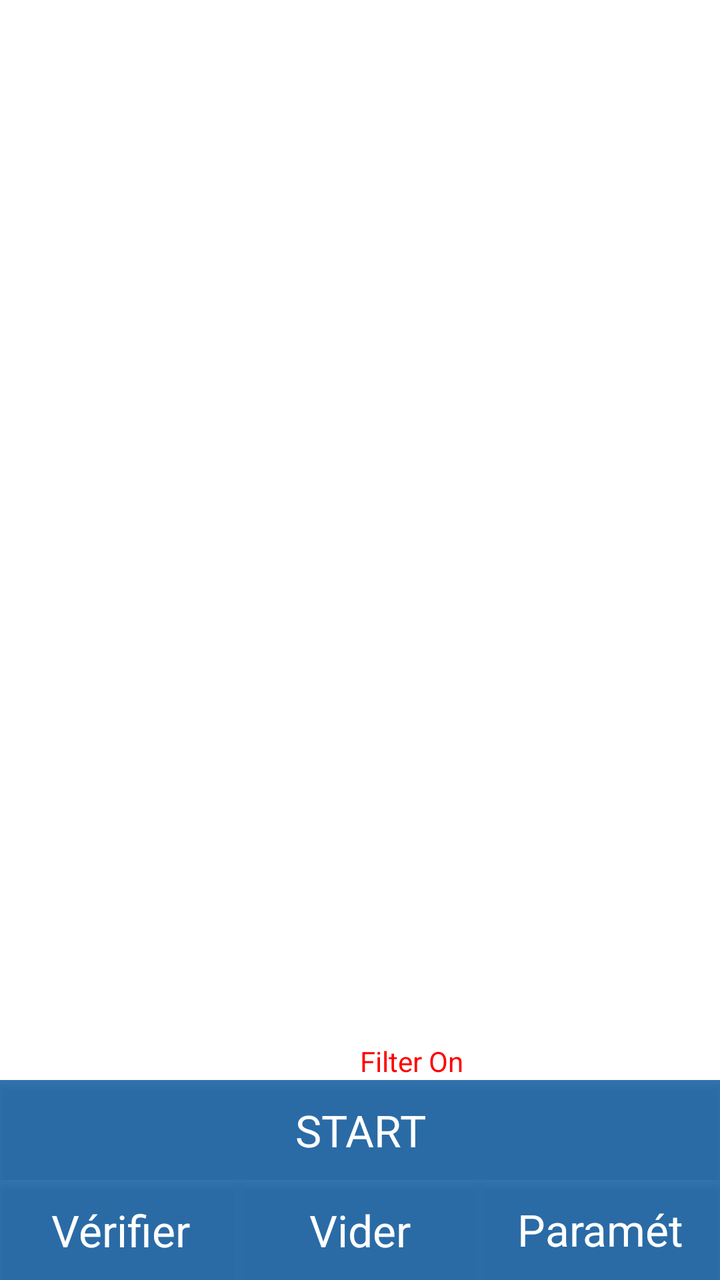
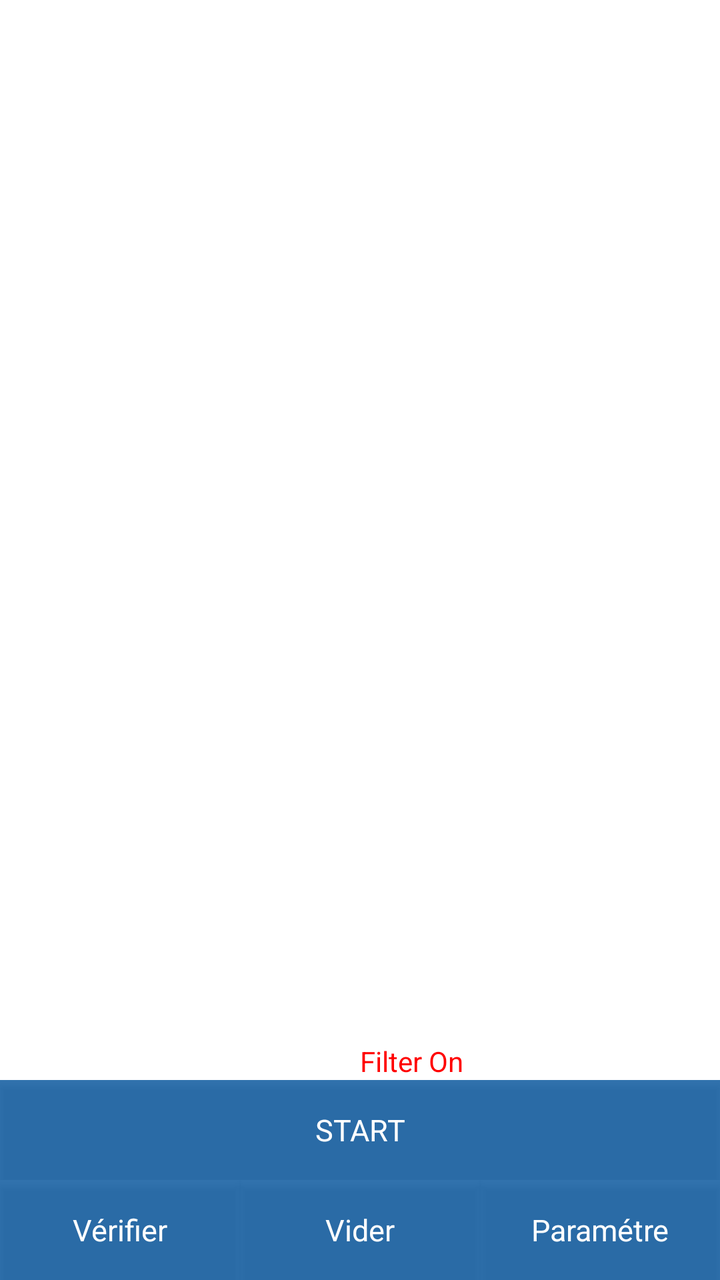

An Android layout rendered at two revisions. The XML below is the earlier revision; the diff shows what the commit changed to produce the second picture.
<!-- AndroidManifest.xml: application theme AppNewTheme -->
<!-- res/layout/fragment_inventory_rfid_multi.xml -->
<LinearLayout xmlns:android="http://schemas.android.com/apk/res/android"
    xmlns:tools="http://schemas.android.com/tools"
    style="@style/base_layout_style"
    android:paddingLeft="0dp"
    android:paddingRight="0dp"
    android:orientation="vertical">

    <LinearLayout
        android:id="@+id/inventoryMultibankSetting"
        android:layout_width="match_parent"
        android:layout_height="wrap_content"
        android:visibility="gone"
        android:paddingLeft="10dp"
        android:paddingRight="10dp"
        android:orientation="vertical">

        <TableRow
            android:layout_width="match_parent"
            android:layout_height="wrap_content">

            <CheckBox
                android:id="@+id/accessInventoryBankTitle1"
                android:layout_width="wrap_content"
                style="@style/style_normal_font"
                android:text="Bank"/>

            <Spinner
                android:id="@+id/accessInventoryBank1"
                android:layout_margin="0dp"
                android:layout_weight="3"
                style="@style/style_default_spinner" />

            <TextView
                android:layout_width="0dp"
                android:layout_weight="1"
                style="@style/style_normal_font"
                android:text="@string/readWriteOffset_title" />

            <EditText
                android:id="@+id/accessInventoryOffset1"
                android:layout_width="0dp"
                android:layout_weight="1"
                android:inputType="numberDecimal"
                android:gravity="center"
                style="@style/style_normal_font"
                android:text="0" />

            <TextView
                android:layout_width="0dp"
                android:layout_weight="1"
                style="@style/style_normal_font"
                android:text="@string/readWriteSize_title" />

            <EditText
                android:id="@+id/accessInventoryLength1"
                android:layout_width="0dp"
                android:layout_weight="1"
                android:inputType="numberDecimal"
                android:gravity="center"
                style="@style/style_normal_font"
                android:text="2" />
        </TableRow>

        <TableRow
            android:layout_width="match_parent"
            android:layout_height="wrap_content">

            <CheckBox
                android:id="@+id/accessInventoryBankTitle2"
                android:layout_width="wrap_content"
                style="@style/style_normal_font"
                android:text="Bank" />

            <Spinner
                android:id="@+id/accessInventoryBank2"
                android:layout_margin="0dp"
                android:layout_weight="3"
                style="@style/style_default_spinner" />

            <TextView
                android:layout_width="0dp"
                android:layout_weight="1"
                style="@style/style_normal_font"
                android:text="@string/readWriteOffset_title" />

            <EditText
                android:id="@+id/accessInventoryOffset2"
                android:layout_width="0dp"
                android:layout_weight="1"
                android:inputType="numberDecimal"
                android:gravity="center"
                style="@style/style_normal_font"
                android:text="0" />

            <TextView
                android:layout_width="0dp"
                android:layout_weight="1"
                style="@style/style_normal_font"
                android:text="@string/readWriteSize_title" />

            <EditText
                android:id="@+id/accessInventoryLength2"
                android:layout_width="0dp"
                android:layout_weight="1"
                android:gravity="center"
                android:inputType="numberDecimal"
                style="@style/style_normal_font"
                android:text="2" />
        </TableRow>
    </LinearLayout>

    <LinearLayout
        android:layout_width="match_parent"
        android:layout_height="0dp"
        android:layout_weight="95"
        android:gravity="center|bottom"
        android:orientation="vertical" >

        <LinearLayout
            android:layout_width="match_parent"
            android:layout_height="wrap_content"
            android:gravity="center|bottom"
            android:orientation="horizontal" >

            <CheckBox
                android:id="@+id/accessInventoryDupElim"
                android:layout_width="0dp"
                android:layout_weight="1"
                android:layout_gravity="center"
                android:visibility="gone"
                style="@style/style_normal_font"
                android:checked="true"
                android:text="duplicate elimination"/>

            <CheckBox
                android:id="@+id/accessInventoryFilterByTid"
                android:layout_width="0dp"
                android:layout_weight="1"
                android:layout_gravity="center"
                android:visibility="gone"
                style="@style/style_normal_font"
                android:checked="true"
                android:text="FM13DT160 only"/>

            <CheckBox
                android:id="@+id/accessInventoryFilterByEpc"
                android:layout_width="0dp"
                android:layout_weight="1"
                android:layout_gravity="center"
                android:visibility="gone"
                style="@style/style_normal_font"
                android:text="sgtin only"/>

            <CheckBox
                android:id="@+id/accessInventoryFilterByProtect"
                android:layout_width="0dp"
                android:layout_weight="2"
                android:layout_gravity="center"
                android:visibility="gone"
                style="@style/style_normal_font"
                android:text="protected only with password"/>

            <include
                android:id="@+id/accessInventoryProtectPassword"
                android:layout_width="0dp"
                android:layout_weight="1"
                android:layout_height="wrap_content"
                android:visibility="gone"
                layout="@layout/custom_edittext_password"/>
        </LinearLayout>

        <ListView
            android:id="@+id/inventoryRfidList1"
            android:layout_width="match_parent"
            android:layout_height="0dp"
            android:layout_weight="95"
            android:divider="@android:color/darker_gray"
            android:dividerHeight="0.25dp" />

        <TextView
            android:id="@+id/inventoryRfidEmpty1"
            android:layout_width="match_parent"
            android:layout_height="0dp"
            android:layout_weight="95"
            android:padding="@dimen/default_padding"
            style="@style/style_medium_font"
            android:text="@string/notag_found"
            android:visibility="gone" />

        <LinearLayout
            android:layout_width="match_parent"
            android:layout_height="wrap_content"
            android:visibility="gone"
            android:orientation="horizontal">

            <Button
                android:id="@+id/inventoryRfidButtonT1"
                android:layout_width="0dp"
                android:layout_weight="1"
                android:layout_height="match_parent"
                style="@style/style_button_font"
                android:text="BUZ" />
        </LinearLayout>

        <LinearLayout
            android:layout_width="match_parent"
            android:layout_height="wrap_content"
            android:orientation="horizontal">

            <TextView
                android:id="@+id/inventoryRfidRunTime1"
                android:layout_width="0dp"
                android:layout_weight="1"
                android:layout_height="wrap_content"
                android:textAlignment="textStart" />

            <TextView
                android:id="@+id/inventoryRfidFilterOn1"
                android:layout_width="0dp"
                android:layout_weight="1"
                android:layout_height="wrap_content"
                android:visibility="visible"
                android:textColor="#ff0000"
                android:text="Filter On" />

            <TextView
                android:id="@+id/inventoryRfidVoltageLevel1"
                android:layout_width="wrap_content"
                android:layout_height="wrap_content" />
        </LinearLayout>
    </LinearLayout>

    <LinearLayout
        android:layout_width="match_parent"
        android:layout_height="50dp"
        android:gravity="center|bottom"
        android:orientation="horizontal" >

        <TextView
            android:id="@+id/inventoryRfidYield1"
            android:layout_width="wrap_content"
            android:layout_height="match_parent"
            android:gravity="center"
            style="@style/style_button_font_2" />

        <Button
            android:id="@+id/inventoryRfidButton1"
            android:layout_width="0dp"
            android:layout_weight="1"
            android:layout_height="match_parent"
            style="@style/style_button_font"
            android:text="@string/start_title" />

        <TextView
            android:id="@+id/inventoryRfidRate1"
            android:layout_width="wrap_content"
            android:layout_height="match_parent"
            android:gravity="center"
            style="@style/style_button_font_2" />
    </LinearLayout>
    <LinearLayout
        android:layout_width="match_parent"
        android:layout_height="50dp"
        android:gravity="center|bottom"
        android:orientation="horizontal" >

        <Button
            android:id="@+id/verifyRfidButton"
            android:layout_width="0dp"
            android:layout_weight="1"
            android:layout_height="match_parent"
            style="@style/style_button_font"
            android:text="Vérifier" />
        
        <Button
            android:id="@+id/clearListButton"
            android:layout_width="0dp"
            android:layout_weight="1"
            android:layout_height="match_parent"
            style="@style/style_button_font"
            android:text="Vider" />
            
        <Button
            android:id="@+id/settingRfidButton"
            android:layout_width="0dp"
            android:layout_weight="1"
            android:layout_height="match_parent"
            style="@style/style_button_font"
            android:text="Paramétre" />

    </LinearLayout>
</LinearLayout>
<!-- res/layout/custom_edittext_password.xml (included above) -->
<?xml version="1.0" encoding="utf-8"?>
<EditText xmlns:android="http://schemas.android.com/apk/res/android"
    style="@style/style_normal_font"
    android:digits="0123456789ABCDEFabcdef"
    android:inputType="textNoSuggestions|textVisiblePassword"
    android:gravity="center"
    android:hint="@string/password_pattern_title" />
<!-- resources referenced by this layout -->
<resources>
  <dimen name="default_padding">10dp</dimen>
  <string name="notag_found">No Tag Found</string>
  <string name="password_pattern_title">Password</string>
  <string name="readWriteOffset_title">Offset</string>
  <string name="readWriteSize_title">Size</string>
  <string name="start_title">START</string>
  <style name="base_layout_style">
          <item name="android:layout_height">match_parent</item>
          <item name="android:layout_width">match_parent</item>
          <item name="android:paddingLeft">10dp</item>
          <item name="android:paddingRight">10dp</item>
      </style>
  <style name="style_button_font">
          <item name="android:textAppearance">?android:attr/textAppearanceLarge</item>
          <item name="android:textColor">@android:color/primary_text_dark</item>
          <item name="android:background">#CC000000</item>
      </style>
  <style name="style_button_font_2">
          <item name="android:textAppearance">?android:attr/textAppearanceLarge</item>
          <item name="android:textColor">@android:color/primary_text_dark</item>
          <item name="android:background">#CC000000</item>
          <item name="android:textSize">10sp</item>
      </style>
  <style name="style_default_spinner" parent="Base.Widget.AppCompat.Spinner.Underlined">
          <item name="android:textSize">@dimen/custom_spinner_font</item>
          <item name="android:layout_width">0dp</item>
          <item name="android:layout_height">wrap_content</item>
          <item name="android:gravity">center</item>
      </style>
  <style name="style_medium_font">
          <item name="android:layout_width">match_parent</item>
          <item name="android:layout_height">wrap_content</item>
          <item name="android:textAppearance">?android:attr/textAppearanceMedium</item>
      </style>
  <style name="style_normal_font">
          <item name="android:layout_width">match_parent</item>
          <item name="android:layout_height">wrap_content</item>
          <item name="android:textAppearance">?android:attr/textAppearance</item>
      </style>
  <style name="AppNewTheme" parent="Theme.MaterialComponents.Light.NoActionBar">
          <item name="colorPrimary">@color/colorPrimary</item>
          <item name="colorPrimaryDark">@color/colorPrimaryDark</item>
          <item name="colorAccent">@color/colorPrimary</item>
          <item name="android:textAllCaps">false</item>
          <item name="windowActionBar">false</item>
          <item name="windowNoTitle">true</item>
          <item name="actionButtonStyle">@style/ActionButtonStyle</item>
          <item name="actionBarTabTextStyle">@style/ActionTabTextStyle</item>
      </style>
  <dimen name="custom_spinner_font">15sp</dimen>
  <color name="colorPrimary">#00529c</color>
  <color name="colorPrimaryDark">#3F51B5</color>
  <style name="ActionButtonStyle">
          <item name="android:minWidth">0dp</item>
          <item name="android:paddingLeft">0dp</item>
          <item name="android:paddingRight">5dp</item>
      </style>
  <style name="ActionTabTextStyle">
          <item name="android:textAllCaps">false</item>
      </style>
</resources>

<!-- the commit's change to res/layout/fragment_inventory_rfid_multi.xml (unified diff, before → after) -->
@@ -249,6 +249,7 @@
             android:layout_weight="1"
             android:layout_height="match_parent"
             style="@style/style_button_font"
+            android:textSize="15sp"
             android:text="@string/start_title" />
 
         <TextView
@@ -270,6 +271,7 @@
             android:layout_weight="1"
             android:layout_height="match_parent"
             style="@style/style_button_font"
+            android:textSize="15sp"
             android:text="Vérifier" />
         
         <Button
@@ -278,6 +280,7 @@
             android:layout_weight="1"
             android:layout_height="match_parent"
             style="@style/style_button_font"
+            android:textSize="15sp"
             android:text="Vider" />
             
         <Button
@@ -286,6 +289,7 @@
             android:layout_weight="1"
             android:layout_height="match_parent"
             style="@style/style_button_font"
+            android:textSize="15sp"
             android:text="Paramétre" />
 
     </LinearLayout>
<!-- resource entries referenced after the edit -->
@@ -21,7 +21,7 @@
           <item name="android:textAppearance">?android:attr/textAppearanceLarge</item>
           <item name="android:textColor">@android:color/primary_text_dark</item>
           <item name="android:background">#CC000000</item>
-          <item name="android:textSize">10sp</item>
+          <item name="android:textSize">8sp</item>
       </style>
   <style name="style_default_spinner" parent="Base.Widget.AppCompat.Spinner.Underlined">
           <item name="android:textSize">@dimen/custom_spinner_font</item>
